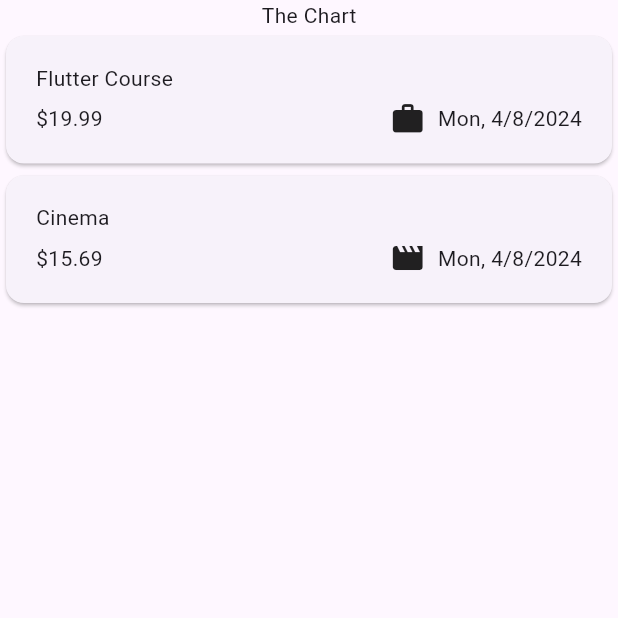
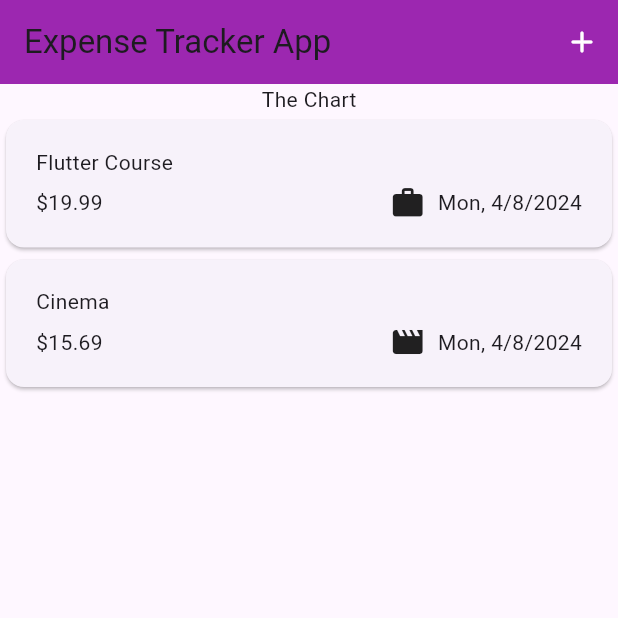
Before and after one commit to zidane-arkan/expense_app, a Flutter app: the screen it shows after launch, on a phone screen of 412 x 824 dp, the top half of it. Run offline on Flutter 3.47's test engine with Material 3 defaults, Android fonts, the phone set to English and light mode, and no system bars.

```diff
--- a/lib/expenses.dart
+++ b/lib/expenses.dart
@@ -28,12 +28,33 @@ class _ExpensesState extends State<Expenses>{
     ),
   ];
 
+  void _openAddExpense() {
+    // When you in class that extends State, flutter automatically adds a context property
+    showModalBottomSheet(
+      // Context : metadata collection managed by flutter, so in here holds information about widget ex: expenses
+      // and The location in the tree where this widget builds.
+      context: context,
+      // If you see builder means must provide a function as a value
+      builder: (ctx)  => const Text("This is Add Expense Overlay"),
+    );
+  }
   @override
   Widget build(BuildContext context){
     return MaterialApp(
+      theme: ThemeData(useMaterial3: true),
       home: Scaffold(
+        appBar: AppBar(
+          title : const Text("Expense Tracker App"),
+          backgroundColor: Colors.purple,
+          actions: [
+            IconButton(
+              onPressed: _openAddExpense,
+              icon: const Icon(Icons.add_rounded),
+              color: Colors.white,
+            )
+          ],
+        ),
         body: Column(
-          mainAxisAlignment: MainAxisAlignment.start,
           children: [
             const Text(
               "The Chart"
```
